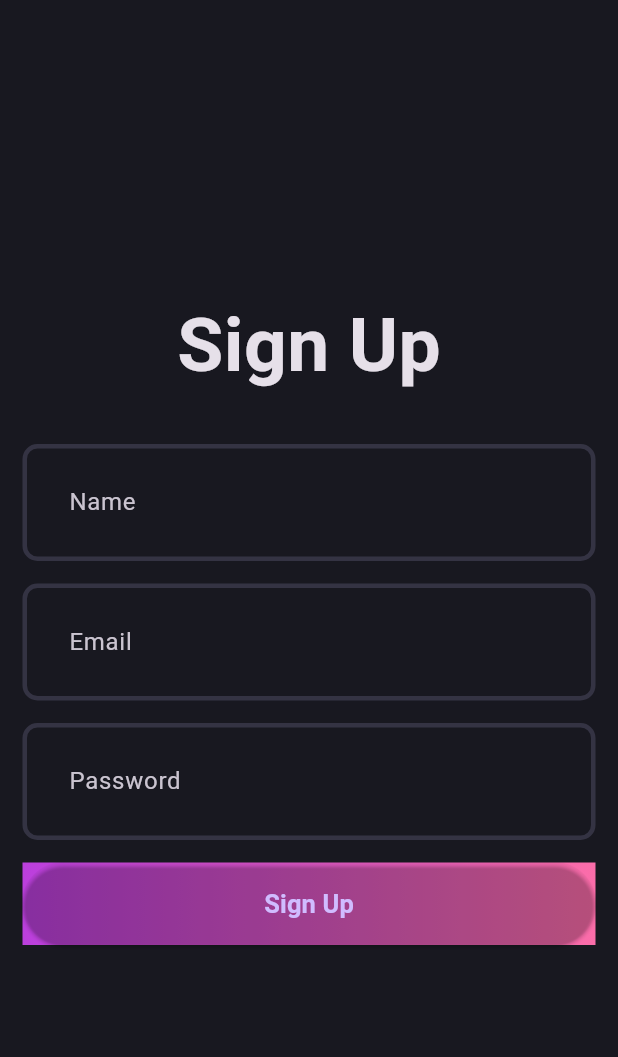
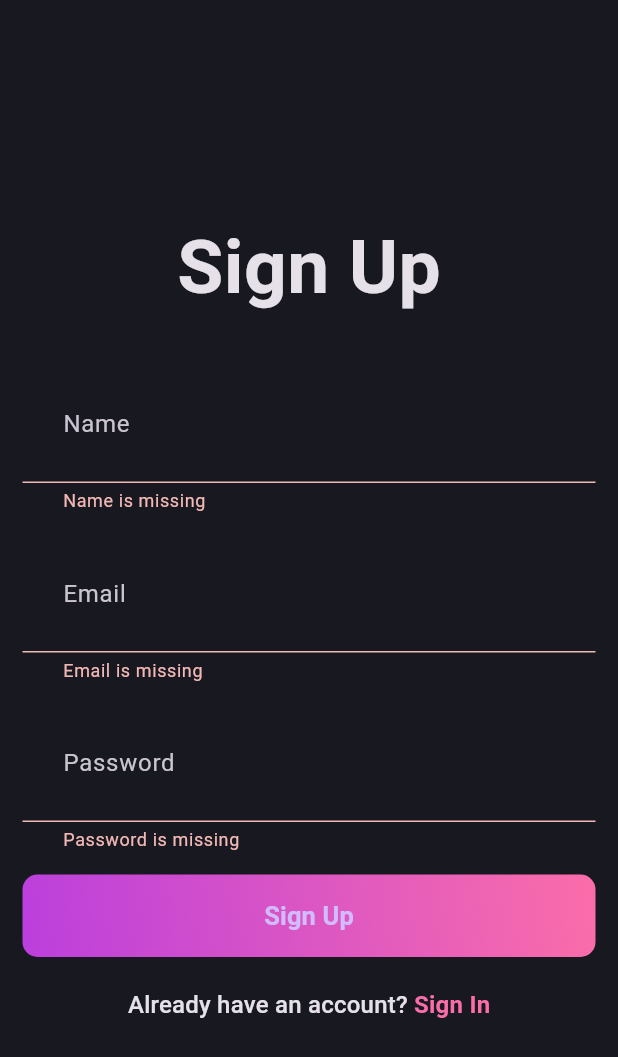
Before and after one commit to kshitijbhatia/Blog-App, a Flutter app: the SignUpPage screen opened directly, after a tap on "Sign Up", on a phone screen of 412 x 824 dp. Shown: the top 1057 px of the screen. Run offline on Flutter 3.47's test engine with Material 3 defaults, Android fonts, the phone set to English and light mode, and no system bars; our stand-ins replace flutter_bloc, fpdart, get_it, supabase_flutter; accounts and stored records are empty.

Commit message:
1. Created Signup feature. 2. Added get_it for dependency injection. 3. Connected app to supabase for authentication.

```diff
--- /dev/null
+++ b/lib/core/error/exceptions.dart
@@ -0,0 +1,4 @@
+class ServerException implements Exception {
+  final String message;
+  ServerException({required this.message});
+}
--- /dev/null
+++ b/lib/core/error/failures.dart
@@ -0,0 +1,6 @@
+class Failure {
+  final String message;
+  Failure([
+    this.message = "An unexpected error occurred"
+  ]);
+}
--- a/lib/core/theme/theme.dart
+++ b/lib/core/theme/theme.dart
@@ -8,7 +8,7 @@ class AppTheme {
           color: color,
           width: 3
       ),
-      borderRadius: BorderRadius.all(Radius.circular(10))
+      borderRadius: const BorderRadius.all(Radius.circular(10))
   );
 
   static final dartThemeMode = ThemeData.dark().copyWith(
--- /dev/null
+++ b/lib/core/usecase/usecase.dart
@@ -0,0 +1,6 @@
+import 'package:blog_app/core/error/failures.dart';
+import 'package:fpdart/fpdart.dart';
+
+abstract interface class UseCase<SuccessType, Params> {
+  Future<Either<Failure, SuccessType>> call(Params params);
+}
--- /dev/null
+++ b/lib/features/auth/data/data_sources/auth_remote_data_source.dart
@@ -0,0 +1,51 @@
+import 'dart:developer';
+
+import 'package:blog_app/core/error/exceptions.dart';
+import 'package:supabase_flutter/supabase_flutter.dart';
+
+abstract interface class AuthRemoteDataSource {
+  Future<String> signUpWithEmailPassword({
+    required String name,
+    required String email,
+    required String password
+  });
+
+  Future<String> loginWithEmailPassword({
+    required String email,
+    required String password
+  });
+}
+
+class AuthRemoteDataSourceImpl implements AuthRemoteDataSource {
+  final SupabaseClient supabaseClient;
+
+  AuthRemoteDataSourceImpl(this.supabaseClient);
+
+  @override
+  Future<String> loginWithEmailPassword({required String email, required String password}) {
+    // TODO: implement loginWithEmailPassword
+    throw UnimplementedError();
+  }
+
+  @override
+  Future<String> signUpWithEmailPassword({required String name, required String email, required String password}) async {
+    try {
+      final AuthResponse response = await supabaseClient.auth.signUp(
+        email: email,
+        password: password,
+        data: {
+          "name": name
+        }
+      );
+
+      if(response.user == null) {
+       throw ServerException(message: "User is null");
+      }
+
+      return response.user!.id;
+    }catch (error) {
+      log("Error: $error");
+      throw ServerException(message: error.toString());
+    }
+  }
+}
--- /dev/null
+++ b/lib/features/auth/data/repositories/auth_repository_impl.dart
@@ -0,0 +1,32 @@
+import 'package:blog_app/core/error/exceptions.dart';
+import 'package:blog_app/core/error/failures.dart';
+import 'package:blog_app/features/auth/data/data_sources/auth_remote_data_source.dart';
+import 'package:blog_app/features/auth/domain/repository/auth_repository.dart';
+import 'package:fpdart/fpdart.dart';
+
+class AuthRepositoryImpl implements AuthRepository {
+  final AuthRemoteDataSource remoteDataSource;
+  const AuthRepositoryImpl(this.remoteDataSource);
+
+  @override
+  Future<Either<Failure, String>> loginWithEmailPassword({required String email, required String password}) {
+    // TODO: implement loginWithEmailPassword
+    throw UnimplementedError();
+  }
+
+  @override
+  Future<Either<Failure, String>> signupWithEmailPassword({required String name, required String email, required String password}) async {
+    try {
+      final String userId = await remoteDataSource.signUpWithEmailPassword(
+        name: name,
+        email: email,
+        password: password,
+      );
+
+      return Either.right(userId);
+    } on ServerException catch(error) {
+      return Either.left(Failure(error.message));
+    }
+  }
+
+}
--- /dev/null
+++ b/lib/features/auth/domain/repository/auth_repository.dart
@@ -0,0 +1,16 @@
+import 'package:blog_app/core/error/failures.dart';
+import 'package:fpdart/fpdart.dart';
+
+abstract interface class AuthRepository {
+
+  Future<Either<Failure, String>> signupWithEmailPassword({
+    required String name,
+    required String email,
+    required String password
+  });
+
+  Future<Either<Failure, String>> loginWithEmailPassword({
+    required String email,
+    required String password
+  });
+}
--- /dev/null
+++ b/lib/features/auth/domain/usecases/user_sign_up.dart
@@ -0,0 +1,31 @@
+import 'package:blog_app/core/error/failures.dart';
+import 'package:blog_app/core/usecase/usecase.dart';
+import 'package:blog_app/features/auth/domain/repository/auth_repository.dart';
+import 'package:fpdart/src/either.dart';
+
+class UserSignUp implements UseCase<String, UserSignUpParams> {
+  final AuthRepository authRepository;
+  const UserSignUp(this.authRepository);
+
+  @override
+  Future<Either<Failure, String>> call(UserSignUpParams params) async {
+    return await authRepository.signupWithEmailPassword(
+      name: params.name,
+      email: params.email,
+      password: params.password,
+    );
+  }
+
+}
+
+class UserSignUpParams {
+  final String name;
+  final String email;
+  final String password;
+
+  UserSignUpParams({
+    required this.name,
+    required this.email,
+    required this.password
+  });
+}
--- /dev/null
+++ b/lib/features/auth/presentation/bloc/auth_bloc.dart
@@ -0,0 +1,18 @@
+import 'package:flutter/cupertino.dart';
+import 'package:flutter_bloc/flutter_bloc.dart';
+
+import '../../domain/usecases/user_sign_up.dart';
+
+part 'auth_event.dart';
+part 'auth_state.dart';
+
+class AuthBloc extends Bloc<AuthEvent, AuthState> {
+  final UserSignUp _userSignUp;
+
+  AuthBloc({required UserSignUp userSignUp}) : _userSignUp = userSignUp, super(AuthInitial()) {
+    on<AuthSignUp>((event, emit) async {
+      final res = await _userSignUp.call(UserSignUpParams(name: event.name, email: event.email, password: event.password));
+      res.fold((l) => emit(AuthFailure(message: l.message)), (r) => emit(AuthSuccess(uid: r)));
+    },);
+  }
+}
--- /dev/null
+++ b/lib/features/auth/presentation/bloc/auth_event.dart
@@ -0,0 +1,16 @@
+part of 'auth_bloc.dart';
+
+@immutable
+sealed class AuthEvent {}
+
+final class AuthSignUp extends AuthEvent {
+  final String name;
+  final String email;
+  final String password;
+
+  AuthSignUp({
+    required this.name,
+    required this.email,
+    required this.password
+});
+}
--- /dev/null
+++ b/lib/features/auth/presentation/bloc/auth_state.dart
@@ -0,0 +1,18 @@
+part of 'auth_bloc.dart';
+
+@immutable
+sealed class AuthState {}
+
+final class AuthInitial extends AuthState {}
+
+final class AuthLoading extends AuthState {}
+
+final class AuthSuccess extends AuthState {
+  final String uid;
+  AuthSuccess({required this.uid});
+}
+
+final class AuthFailure extends AuthState {
+  final String message;
+  AuthFailure({required this.message});
+}
--- a/lib/features/auth/presentation/pages/signup_page.dart
+++ b/lib/features/auth/presentation/pages/signup_page.dart
@@ -1,34 +1,91 @@
+import 'package:blog_app/core/theme/app_pallete.dart';
+import 'package:blog_app/features/auth/presentation/bloc/auth_bloc.dart';
+import 'package:blog_app/features/auth/presentation/pages/login_page.dart';
 import 'package:blog_app/features/auth/presentation/widgets/auth_field.dart';
 import 'package:blog_app/features/auth/presentation/widgets/auth_gradient_button.dart';
 import 'package:flutter/cupertino.dart';
 import 'package:flutter/material.dart';
+import 'package:flutter/widgets.dart';
+import 'package:flutter_bloc/flutter_bloc.dart';
 
 class SignUpPage extends StatefulWidget {
   const SignUpPage({super.key});
+
+  static route() => MaterialPageRoute(builder: (context) => const SignUpPage(),);
 
   @override
   State<SignUpPage> createState() => _SignUpPageState();
 }
 
 class _SignUpPageState extends State<SignUpPage> {
+  final formKey = GlobalKey<FormState>();
+  final TextEditingController _emailController = TextEditingController();
+  final TextEditingController _nameController = TextEditingController();
+  final TextEditingController _passwordController = TextEditingController();
+
+  @override
+  void dispose() {
+    _emailController.dispose();
+    _nameController.dispose();
+    _passwordController.dispose();
+    super.dispose();
+  }
+
   @override
   Widget build(BuildContext context) {
-    return const Scaffold(
+    return Scaffold(
       body: Padding(
-        padding: EdgeInsets.symmetric(horizontal: 15),
-        child: Column(
-          mainAxisAlignment: MainAxisAlignment.center,
-          children: [
-            Text("Sign Up", style: TextStyle(fontSize: 50, fontWeight: FontWeight.bold),),
-            SizedBox(height: 30,),
-            AuthField(hintText: "Name"),
-            SizedBox(height: 15,),
-            AuthField(hintText: "Email"),
-            SizedBox(height: 15,),
-            AuthField(hintText: "Password"),
-            SizedBox(height: 15,),
-            AuthGradientButton()
-          ],
+        padding: const EdgeInsets.symmetric(horizontal: 15),
+        child: Form(
+          key: formKey,
+          child: Column(
+            mainAxisAlignment: MainAxisAlignment.center,
+            children: [
+              const Text("Sign Up", style: TextStyle(fontSize: 50, fontWeight: FontWeight.bold),),
+              const SizedBox(height: 30,),
+              AuthField(hintText: "Name", controller: _nameController,),
+              const SizedBox(height: 15,),
+              AuthField(hintText: "Email", controller: _emailController,),
+              const SizedBox(height: 15,),
+              AuthField(hintText: "Password", controller: _passwordController, isObscureText: true,),
+              const SizedBox(height: 15,),
+              AuthGradientButton(
+                buttonText: "Sign Up",
+                onTap: () {
+                  if(formKey.currentState!.validate()){
+                    context.read<AuthBloc>().add(
+                      AuthSignUp(
+                        name: _nameController.text,
+                        email: _emailController.text,
+                        password: _passwordController.text,
+                      ),
+                    );
+                  }
+                },
+              ),
+              const SizedBox(height: 20,),
+              GestureDetector(
+                onTap: () {
+                  Navigator.pushReplacement(context, LoginPage.route());
+                },
+                child: RichText(
+                  text: TextSpan(
+                    text: "Already have an account? ",
+                    style: Theme.of(context).textTheme.titleMedium,
+                    children: [
+                      TextSpan(
+                        text: "Sign In",
+                        style: Theme.of(context).textTheme.titleMedium?.copyWith(
+                          color: AppPallete.gradient2,
+                          fontWeight: FontWeight.bold
+                        )
+                      )
+                    ]
+                  ),
+                ),
+              ),
+            ],
+          ),
         ),
       ),
     );
--- a/lib/features/auth/presentation/widgets/auth_field.dart
+++ b/lib/features/auth/presentation/widgets/auth_field.dart
@@ -3,7 +3,9 @@ import 'package:flutter/material.dart';
 
 class AuthField extends StatelessWidget {
   final String hintText;
-  const AuthField({super.key, required this.hintText});
+  final TextEditingController controller;
+  final bool isObscureText;
+  const AuthField({super.key, required this.hintText, required this.controller, this.isObscureText = false});
 
   @override
   Widget build(BuildContext context) {
@@ -11,6 +13,14 @@ class AuthField extends StatelessWidget {
       decoration: InputDecoration(
         hintText: hintText
       ),
+      controller: controller,
+      obscureText: isObscureText,
+      validator: (value) {
+        if(value!.isEmpty) {
+          return "$hintText is missing";
+        }
+        return null;
+      },
     );
   }
 }
--- a/lib/features/auth/presentation/widgets/auth_gradient_button.dart
+++ b/lib/features/auth/presentation/widgets/auth_gradient_button.dart
@@ -1,28 +1,38 @@
+import 'dart:developer';
+
 import 'package:blog_app/core/theme/app_pallete.dart';
 import 'package:flutter/cupertino.dart';
 import 'package:flutter/material.dart';
+import 'package:flutter/painting.dart';
 
 class AuthGradientButton extends StatelessWidget{
-  const AuthGradientButton({super.key});
+  const AuthGradientButton({super.key, required this.buttonText, required this.onTap});
+
+  final VoidCallback onTap;
+  final String buttonText;
 
   @override
   Widget build(BuildContext context) {
     return Container(
-      decoration: const BoxDecoration(
-        gradient: LinearGradient(
+      decoration: BoxDecoration(
+        gradient: const LinearGradient(
           colors: [
             AppPallete.gradient1,
             AppPallete.gradient2
-          ]
-        )
+          ],
+          begin: Alignment.bottomLeft,
+          end: Alignment.topRight,
+        ),
+        borderRadius: BorderRadius.circular(10)
       ),
       child: ElevatedButton(
-        onPressed: () {},
+        onPressed: onTap,
         style: ElevatedButton.styleFrom(
           fixedSize: const Size(395, 55),
-          backgroundColor: Colors.transparent
+          backgroundColor: AppPallete.transparentColor,
+          shadowColor: AppPallete.transparentColor
         ),
-        child: const Text("Sign Up" ,style: TextStyle(fontWeight: FontWeight.w600, fontSize: 17),),
+        child: Text( buttonText ,style: const TextStyle(fontWeight: FontWeight.w600, fontSize: 17),),
       ),
     );
   }
--- a/pubspec.yaml
+++ b/pubspec.yaml
@@ -35,6 +35,10 @@ dependencies:
   # The following adds the Cupertino Icons font to your application.
   # Use with the CupertinoIcons class for iOS style icons.
   cupertino_icons: ^1.0.6
+  fpdart: ^1.1.0
+  supabase_flutter: ^2.8.0
+  flutter_bloc: ^8.1.6
+  get_it: ^8.0.0
 
 dev_dependencies:
   flutter_test:
```
Also changed, not shown: lib/features/auth/presentation/pages/login_page.dart (added, +73 -0 lines), lib/init_dependencies.dart (added, +27 -0 lines), lib/main.dart (+21 -4 lines), pubspec.lock, 11 other files.
